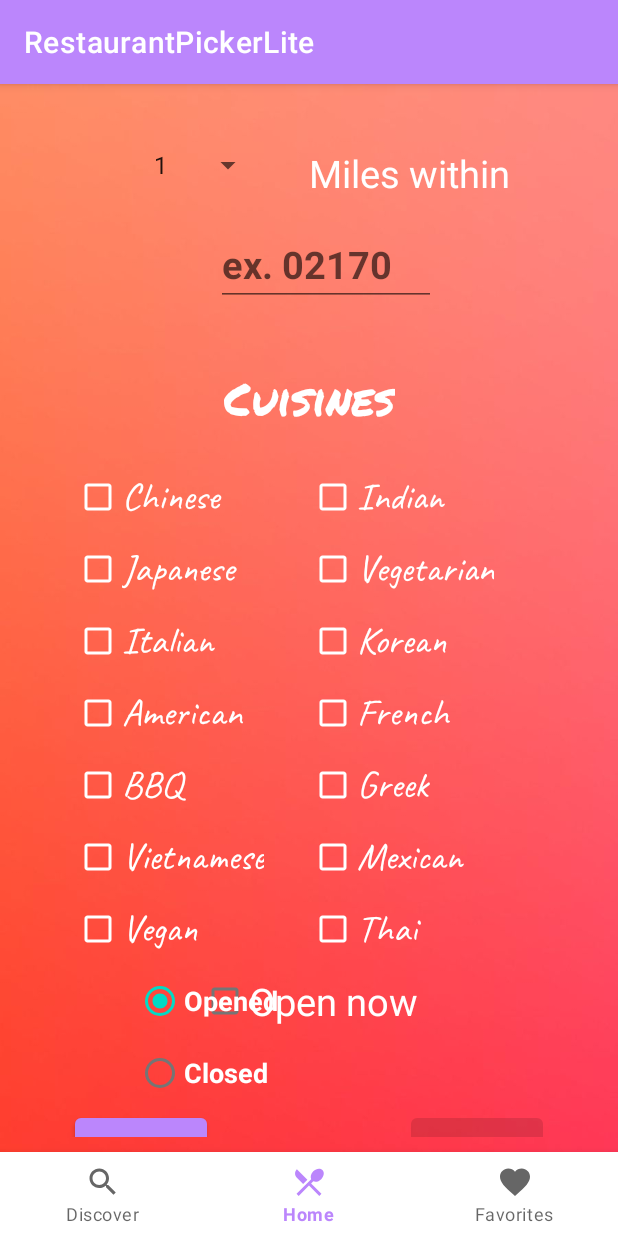
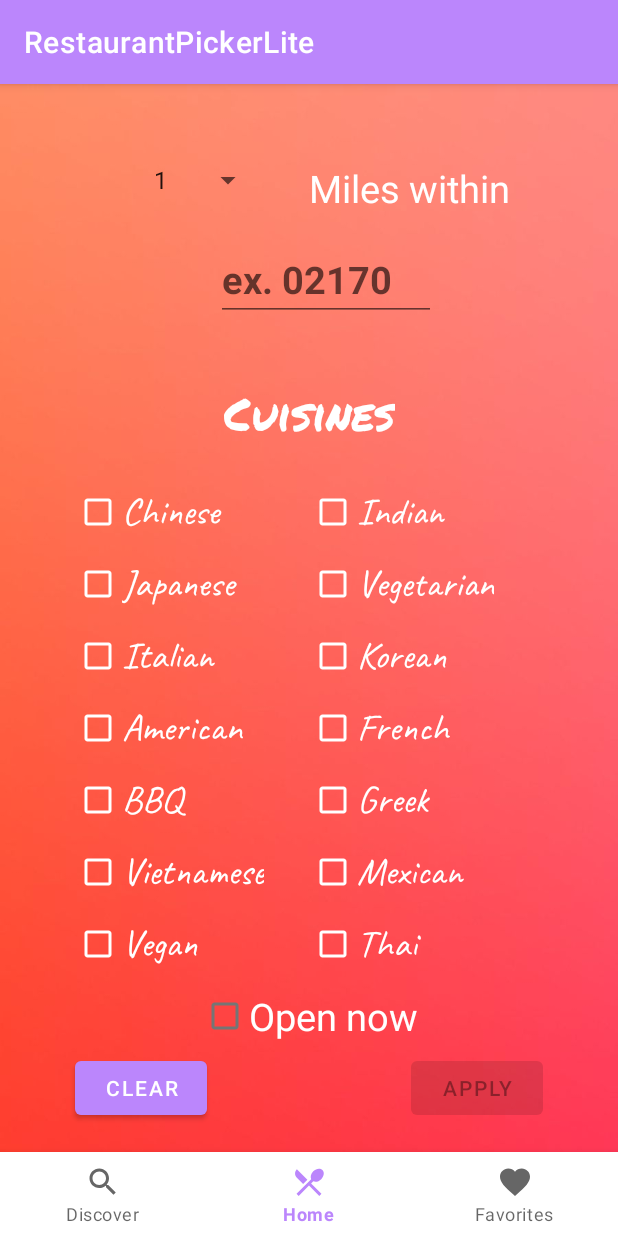
Before and after one commit to buc0025/Android_Restaurant_Picker_Lite, an Android app: the screen it shows after launch (MainActivity), on a phone screen of 412 x 824 dp. Run offline under Robolectric (Android 15) with nearby library versions, the phone set to English and light mode, and no system bars; our stand-ins replace Picasso, Volley; pictures from the network do not load.

Commit message:
Error running app while substituting radio buttons with checkbox

```diff
--- a/app/src/main/java/com/example/restaurantpickerlite/activities/MainActivity.java
+++ b/app/src/main/java/com/example/restaurantpickerlite/activities/MainActivity.java
@@ -62,6 +62,7 @@ public class MainActivity extends AppCompatActivity implements AdapterView.OnIte
     private String zipCode;
     private List<String> cuisineList;
     private String restaurantId;
+    private CheckBox openedNow;
 
     @Override
     protected void onCreate(Bundle savedInstanceState) {
@@ -78,7 +79,7 @@ public class MainActivity extends AppCompatActivity implements AdapterView.OnIte
 
         btnApply = findViewById(R.id.btnApply);
         edtZipCode = findViewById(R.id.edtZipCode);
-        radioGroup = findViewById(R.id.radioGroup);
+//        radioGroup = findViewById(R.id.radioGroup);
         chineseBox = findViewById(R.id.chineseBox);
         japaneseBox = findViewById(R.id.japaneseBox);
         italianBox = findViewById(R.id.italianBox);
@@ -98,6 +99,7 @@ public class MainActivity extends AppCompatActivity implements AdapterView.OnIte
         btnClear = findViewById(R.id.btnClear);
         linearLayout1 = findViewById(R.id.linLayout1);
         linearLayout2 = findViewById(R.id.linLayout2);
+        openedNow = findViewById(R.id.openedNow);
 
         requestQueue = Volley.newRequestQueue(this);
 
@@ -160,12 +162,20 @@ public class MainActivity extends AppCompatActivity implements AdapterView.OnIte
         btnApply.setOnClickListener(v -> {
             int radioId = radioGroup.getCheckedRadioButtonId();
             opened = findViewById(radioId);
-            String openedNow = "true";
-            if (opened.getText().equals("Closed")) {
-                openedNow = "false";
+//            String openedNow = "true";
+//            if (opened.getText().equals("Closed")) {
+//                openedNow = "false";
+//            }
+
+            String isOpened;
+
+            if (openedNow.isChecked()) {
+                isOpened = "true";
+            } else {
+                isOpened = "false";
             }
 
-            jsonParse(milesRadius, edtZipCode.getText().toString(), openedNow, cuisines);
+            jsonParse(milesRadius, edtZipCode.getText().toString(), isOpened, cuisines);
         });
 
         clearButtonClicked();
--- a/app/src/main/res/layout/activity_main.xml
+++ b/app/src/main/res/layout/activity_main.xml
@@ -106,7 +106,7 @@
             android:layout_width="wrap_content"
             android:layout_height="wrap_content"
             android:orientation="vertical"
-            app:layout_constraintBottom_toTopOf="@id/radioGroup"
+            app:layout_constraintBottom_toTopOf="@id/openedNow"
             app:layout_constraintStart_toStartOf="@id/guideline1"
             app:layout_constraintTop_toBottomOf="@id/textViewCuisines">
 
@@ -188,7 +188,7 @@
             android:layout_width="wrap_content"
             android:layout_height="wrap_content"
             android:orientation="vertical"
-            app:layout_constraintBottom_toTopOf="@id/radioGroup"
+            app:layout_constraintBottom_toTopOf="@id/openedNow"
             app:layout_constraintStart_toStartOf="@id/guideline2"
             app:layout_constraintTop_toBottomOf="@id/textViewCuisines">
 
@@ -275,34 +275,34 @@
             app:layout_constraintEnd_toEndOf="parent"
             app:layout_constraintStart_toStartOf="parent"/>
 
-            <RadioGroup
-                android:id="@+id/radioGroup"
-                android:layout_width="231dp"
-                android:layout_height="wrap_content"
-                android:layout_marginBottom="16dp"
-                app:layout_constraintTop_toBottomOf="@+id/linLayout1"
-                app:layout_constraintEnd_toEndOf="parent"
-                app:layout_constraintStart_toStartOf="parent">
+<!--            <RadioGroup-->
+<!--                android:id="@+id/radioGroup"-->
+<!--                android:layout_width="231dp"-->
+<!--                android:layout_height="wrap_content"-->
+<!--                android:layout_marginBottom="16dp"-->
+<!--                app:layout_constraintTop_toBottomOf="@+id/linLayout1"-->
+<!--                app:layout_constraintEnd_toEndOf="parent"-->
+<!--                app:layout_constraintStart_toStartOf="parent">-->
 
-                    <RadioButton
-                        android:id="@+id/opened"
-                        android:layout_width="match_parent"
-                        android:layout_height="wrap_content"
-                        android:checked="true"
-                        android:text="Opened"
-                        android:textSize="18sp"
-                        android:textStyle="bold"
-                        android:textColor="@color/white"/>
+<!--                    <RadioButton-->
+<!--                        android:id="@+id/opened"-->
+<!--                        android:layout_width="match_parent"-->
+<!--                        android:layout_height="wrap_content"-->
+<!--                        android:checked="true"-->
+<!--                        android:text="Opened"-->
+<!--                        android:textSize="18sp"-->
+<!--                        android:textStyle="bold"-->
+<!--                        android:textColor="@color/white"/>-->
 
-                    <RadioButton
-                        android:id="@+id/closed"
-                        android:layout_width="match_parent"
-                        android:layout_height="wrap_content"
-                        android:text="Closed"
-                        android:textSize="18sp"
-                        android:textStyle="bold"
-                        android:textColor="@color/white"/>
-            </RadioGroup>
+<!--                    <RadioButton-->
+<!--                        android:id="@+id/closed"-->
+<!--                        android:layout_width="match_parent"-->
+<!--                        android:layout_height="wrap_content"-->
+<!--                        android:text="Closed"-->
+<!--                        android:textSize="18sp"-->
+<!--                        android:textStyle="bold"-->
+<!--                        android:textColor="@color/white"/>-->
+<!--            </RadioGroup>-->
 
         <Button
             android:id="@+id/btnClear"
@@ -310,7 +310,7 @@
             android:layout_height="wrap_content"
             android:layout_marginStart="40dp"
             android:text="Clear"
-            app:layout_constraintTop_toBottomOf="@+id/radioGroup"
+            app:layout_constraintTop_toBottomOf="@+id/openedNow"
             app:layout_constraintStart_toStartOf="parent" />
 
         <Button
@@ -322,7 +322,7 @@
             android:layout_alignParentStart="true"
             android:layout_alignParentBottom="true"
             app:layout_constraintEnd_toEndOf="parent"
-            app:layout_constraintTop_toBottomOf="@+id/radioGroup"
+            app:layout_constraintTop_toBottomOf="@+id/openedNow"
             />
 
     </androidx.constraintlayout.widget.ConstraintLayout>
```
